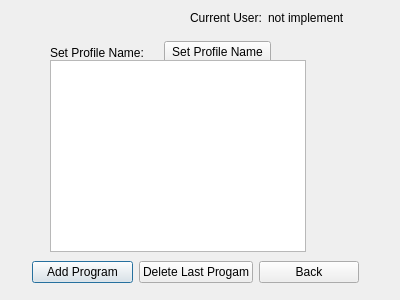
The window that Project/DESMMenu/DESM/DESM/createProfile.ui (Dragomegak/DESM-Personal) describes before a commit, drawn with Qt 5.
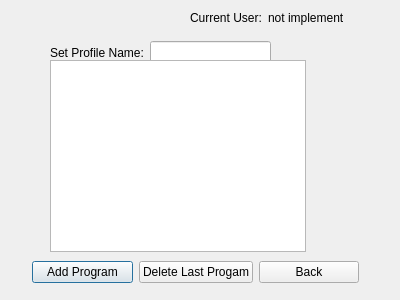
The same window after the commit.

Commit message: set profile name working, creates files and then appends to it

Patch:
```diff
--- a/Project/DESMMenu/DESM/DESM/createProfile.ui
+++ b/Project/DESMMenu/DESM/DESM/createProfile.ui
@@ -64,11 +64,7 @@
      </widget>
     </item>
     <item>
-     <widget class="QPushButton" name="pushButton">
-      <property name="text">
-       <string>Set Profile Name</string>
-      </property>
-     </widget>
+     <widget class="QLineEdit" name="lineEdit"/>
     </item>
    </layout>
   </widget>
```
The commit also changes 11 other files.
